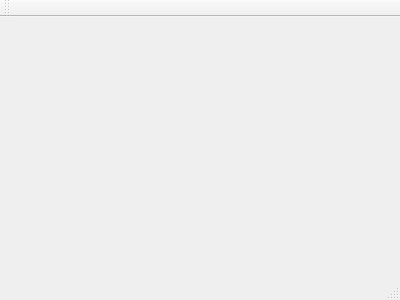
JmPotato/Travel_Simulation, file Travel_Simulation/mainwindow.ui: the form before one commit.
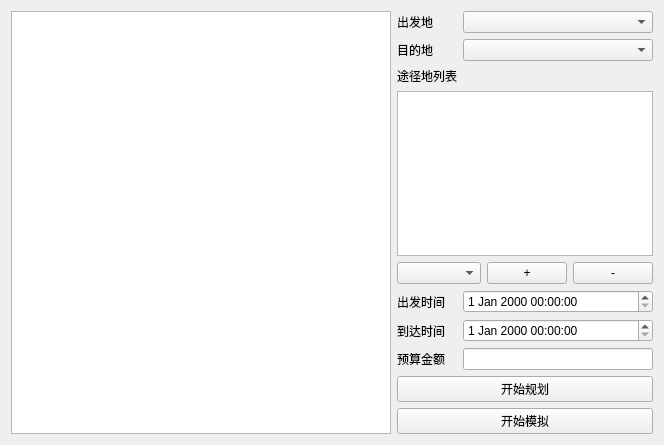
The form after the commit.

What changed in the file:
```diff
--- a/Travel_Simulation/mainwindow.ui
+++ b/Travel_Simulation/mainwindow.ui
@@ -1,24 +1,121 @@
 <ui version="4.0">
  <class>MainWindow</class>
- <widget class="QMainWindow" name="MainWindow" >
-  <property name="geometry" >
+ <widget class="QMainWindow" name="MainWindow">
+  <property name="geometry">
    <rect>
     <x>0</x>
     <y>0</y>
-    <width>400</width>
-    <height>300</height>
+    <width>664</width>
+    <height>445</height>
    </rect>
   </property>
   <property name="windowTitle" >
    <string>MainWindow</string>
   </property>
-  <widget class="QMenuBar" name="menuBar" />
-  <widget class="QToolBar" name="mainToolBar" />
-  <widget class="QWidget" name="centralWidget" />
-  <widget class="QStatusBar" name="statusBar" />
+  <widget class="QWidget" name="centralWidget">
+   <layout class="QHBoxLayout" name="horizontalLayout">
+    <item>
+     <widget class="QTextBrowser" name="logBrowser"/>
+    </item>
+    <item>
+     <layout class="QGridLayout" name="gridLayout">
+      <item row="3" column="0">
+       <widget class="QLabel" name="passLable">
+        <property name="text">
+         <string>途径地列表</string>
+        </property>
+       </widget>
+      </item>
+      <item row="5" column="0" colspan="2">
+       <widget class="QComboBox" name="comboBox"/>
+      </item>
+      <item row="12" column="0">
+       <widget class="QLabel" name="endTimeLabel">
+        <property name="text">
+         <string>到达时间</string>
+        </property>
+       </widget>
+      </item>
+      <item row="13" column="0">
+       <widget class="QLabel" name="budgetLabel">
+        <property name="text">
+         <string>预算金额</string>
+        </property>
+       </widget>
+      </item>
+      <item row="5" column="2">
+       <widget class="QPushButton" name="addCity">
+        <property name="text">
+         <string>+</string>
+        </property>
+       </widget>
+      </item>
+      <item row="2" column="0">
+       <widget class="QLabel" name="destinationLabel">
+        <property name="text">
+         <string>目的地</string>
+        </property>
+       </widget>
+      </item>
+      <item row="11" column="0">
+       <widget class="QLabel" name="startTimeLabel">
+        <property name="text">
+         <string>出发时间</string>
+        </property>
+       </widget>
+      </item>
+      <item row="0" column="0">
+       <widget class="QLabel" name="depatureLabel">
+        <property name="text">
+         <string>出发地</string>
+        </property>
+       </widget>
+      </item>
+      <item row="5" column="3">
+       <widget class="QPushButton" name="deleteCity">
+        <property name="text">
+         <string>-</string>
+        </property>
+       </widget>
+      </item>
+      <item row="4" column="0" colspan="4">
+       <widget class="QListWidget" name="passList"/>
+      </item>
+      <item row="11" column="1" colspan="3">
+       <widget class="QDateTimeEdit" name="startTime"/>
+      </item>
+      <item row="12" column="1" colspan="3">
+       <widget class="QDateTimeEdit" name="endTime"/>
+      </item>
+      <item row="13" column="1" colspan="3">
+       <widget class="QLineEdit" name="budgetEdit"/>
+      </item>
+      <item row="14" column="0" colspan="4">
+       <widget class="QPushButton" name="planButton">
+        <property name="text">
+         <string>开始规划</string>
+        </property>
+       </widget>
+      </item>
+      <item row="15" column="0" colspan="4">
+       <widget class="QPushButton" name="simButton">
+        <property name="text">
+         <string>开始模拟</string>
+        </property>
+       </widget>
+      </item>
+      <item row="2" column="1" colspan="3">
+       <widget class="QComboBox" name="destinationBox"/>
+      </item>
+      <item row="0" column="1" colspan="3">
+       <widget class="QComboBox" name="departureBox"/>
+      </item>
+     </layout>
+    </item>
+   </layout>
+  </widget>
  </widget>
- <layoutDefault spacing="6" margin="11" />
- <pixmapfunction></pixmapfunction>
+ <layoutdefault spacing="6" margin="11"/>
  <resources/>
  <connections/>
 </ui>
```
Left out of the diff: 5 changed lines with no effect on the pictures.
